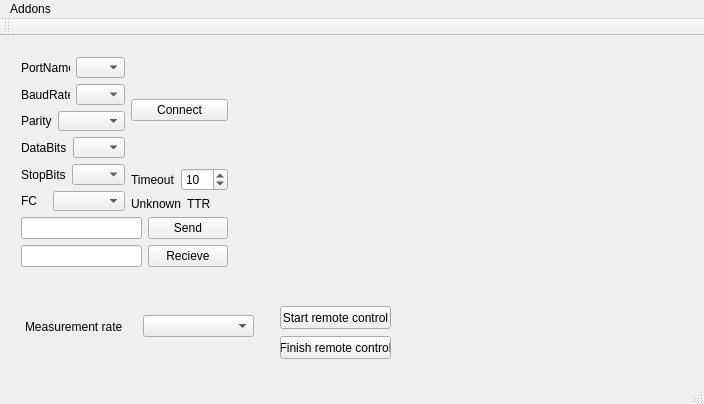
The window that mainwindow.ui (mefisto545/Ohmmeter) describes before a commit, drawn with Qt 5.
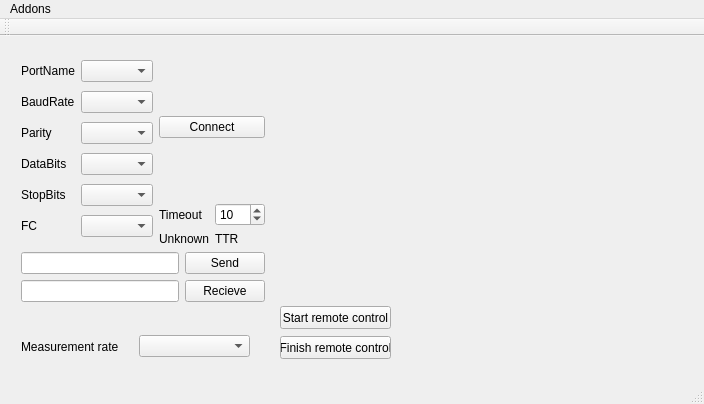
The same window after the commit.

Diff of the .ui file:
```diff
--- a/mainwindow.ui
+++ b/mainwindow.ui
@@ -19,8 +19,8 @@
      <rect>
       <x>10</x>
       <y>10</y>
-      <width>229</width>
-      <height>232</height>
+      <width>266</width>
+      <height>267</height>
      </rect>
     </property>
     <layout class="QVBoxLayout" name="verticalLayout_5">
@@ -275,8 +275,8 @@
    <widget class="QWidget" name="horizontalLayoutWidget">
     <property name="geometry">
      <rect>
-      <x>14</x>
-      <y>260</y>
+      <x>10</x>
+      <y>280</y>
       <width>251</width>
       <height>61</height>
      </rect>
```
Left out of the diff: 2 changed lines with no effect on the pictures.
